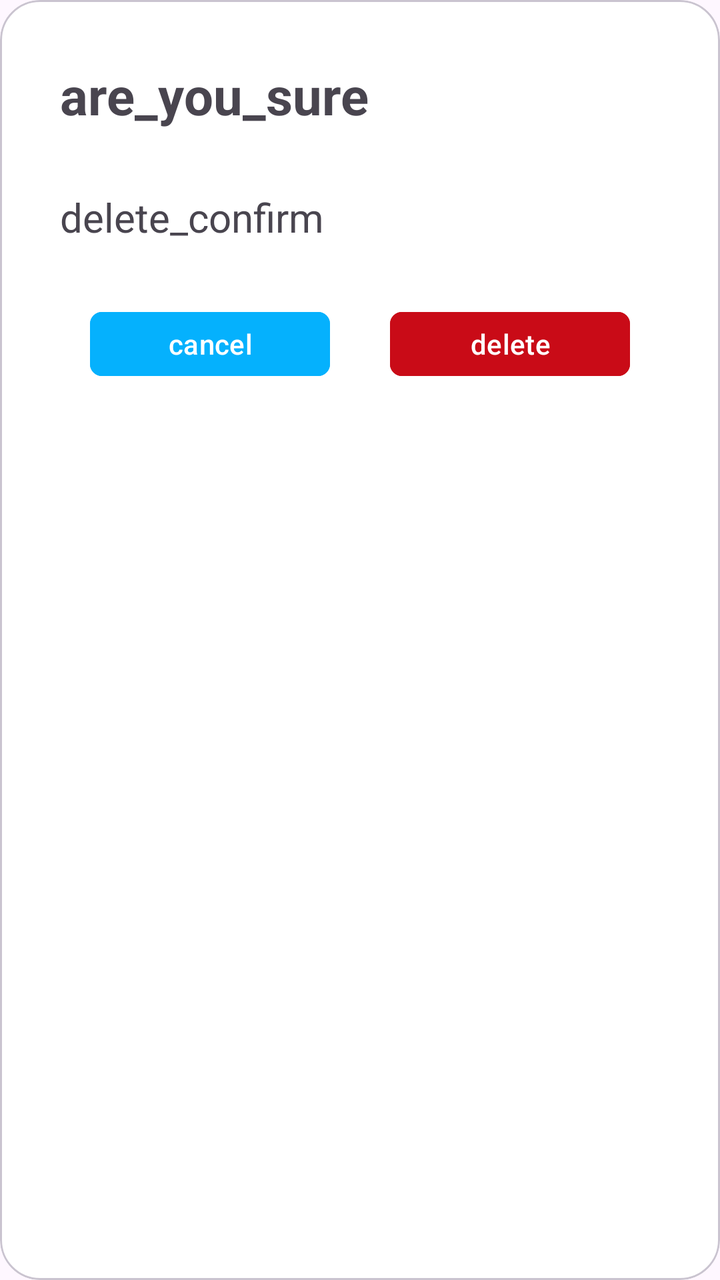
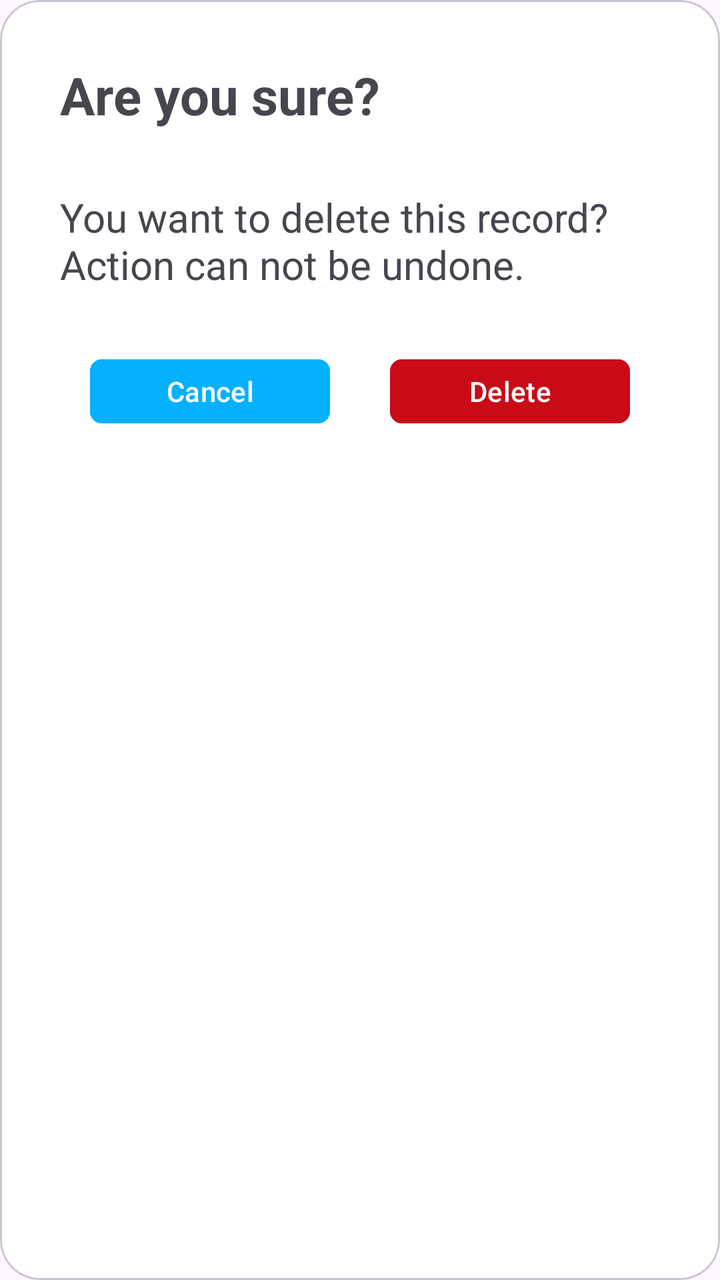

Compare the two renders of this Android layout. The source of the first and the diff that turns it into the second are given below.
<!-- AndroidManifest.xml: application theme Theme.ExpensesRecorder -->
<!-- res/layout/confirmation_dialog.xml -->
<?xml version="1.0" encoding="utf-8"?>
<com.google.android.material.card.MaterialCardView xmlns:android="http://schemas.android.com/apk/res/android"
    xmlns:app="http://schemas.android.com/apk/res-auto"
    android:layout_width="match_parent"
    android:layout_height="wrap_content"
    android:layout_gravity="center"
    android:layout_marginHorizontal="20dp"
    android:clickable="true"
    app:cardBackgroundColor="@color/white"
    app:cardCornerRadius="20dp">

    <LinearLayout
        android:layout_width="match_parent"
        android:layout_height="wrap_content"
        android:gravity="center"
        android:orientation="vertical"
        android:padding="30dp">

        <TextView
            android:layout_width="match_parent"
            android:layout_height="wrap_content"
            android:layout_marginBottom="30dp"
            android:text="are_you_sure"
            android:textSize="26sp"
            android:textStyle="bold" />

        <TextView
            android:id="@+id/tvConfirm"
            android:layout_width="match_parent"
            android:layout_height="wrap_content"
            android:text="delete_confirm"
            android:textSize="20sp" />

        <LinearLayout
            android:layout_width="wrap_content"
            android:layout_height="wrap_content"
            android:layout_marginTop="30dp">

            <com.google.android.material.button.MaterialButton
                android:id="@+id/mbCancel"
                android:layout_width="120dp"
                android:layout_height="40dp"
                android:layout_marginEnd="30dp"
                android:backgroundTint="@color/teal"
                android:text="cancel"
                app:cornerRadius="6dp" />

            <com.google.android.material.button.MaterialButton
                android:id="@+id/mbConfirm"
                android:layout_width="120dp"
                android:layout_height="40dp"
                android:backgroundTint="@color/red"
                android:text="delete"
                app:cornerRadius="6dp" />

        </LinearLayout>
    </LinearLayout>

</com.google.android.material.card.MaterialCardView>
<!-- resources referenced by this layout -->
<resources>
  <color name="red">#C90B17</color>
  <color name="teal">#05B1FD</color>
  <color name="white">#FFFFFFFF</color>
  <style name="Theme.ExpensesRecorder" parent="Base.Theme.ExpensesRecorder" />
  <style name="Base.Theme.ExpensesRecorder" parent="Theme.Material3.DayNight.NoActionBar">
          
          
      </style>
</resources>

<!-- the commit's change to res/layout/confirmation_dialog.xml (unified diff, before → after) -->
@@ -4,54 +4,54 @@
     android:layout_width="match_parent"
     android:layout_height="wrap_content"
     android:layout_gravity="center"
-    android:layout_marginHorizontal="20dp"
+    android:layout_marginHorizontal="@dimen/xxl"
     android:clickable="true"
     app:cardBackgroundColor="@color/white"
-    app:cardCornerRadius="20dp">
+    app:cardCornerRadius="@dimen/xxl">
 
     <LinearLayout
         android:layout_width="match_parent"
         android:layout_height="wrap_content"
         android:gravity="center"
         android:orientation="vertical"
-        android:padding="30dp">
+        android:padding="@dimen/xxxxl">
 
         <TextView
             android:layout_width="match_parent"
             android:layout_height="wrap_content"
-            android:layout_marginBottom="30dp"
-            android:text="are_you_sure"
-            android:textSize="26sp"
+            android:layout_marginBottom="@dimen/xxxxl"
+            android:text="@string/are_you_sure"
+            android:textSize="@dimen/tx_xxxxl"
             android:textStyle="bold" />
 
         <TextView
             android:id="@+id/tvConfirm"
             android:layout_width="match_parent"
             android:layout_height="wrap_content"
-            android:text="delete_confirm"
-            android:textSize="20sp" />
+            android:text="@string/delete_confirm"
+            android:textSize="@dimen/tx_xxl" />
 
         <LinearLayout
             android:layout_width="wrap_content"
             android:layout_height="wrap_content"
-            android:layout_marginTop="30dp">
+            android:layout_marginTop="@dimen/xxxxl">
 
             <com.google.android.material.button.MaterialButton
                 android:id="@+id/mbCancel"
-                android:layout_width="120dp"
-                android:layout_height="40dp"
-                android:layout_marginEnd="30dp"
+                android:layout_width="@dimen/confirmation_dialog_btn_width"
+                android:layout_height="@dimen/confirmation_dialog_btn_height"
+                android:layout_marginEnd="@dimen/xxxxl"
                 android:backgroundTint="@color/teal"
-                android:text="cancel"
-                app:cornerRadius="6dp" />
+                android:text="@string/cancel"
+                app:cornerRadius="@dimen/xxs" />
 
             <com.google.android.material.button.MaterialButton
                 android:id="@+id/mbConfirm"
-                android:layout_width="120dp"
-                android:layout_height="40dp"
+                android:layout_width="@dimen/confirmation_dialog_btn_width"
+                android:layout_height="@dimen/confirmation_dialog_btn_height"
                 android:backgroundTint="@color/red"
-                android:text="delete"
-                app:cornerRadius="6dp" />
+                android:text="@string/delete"
+                app:cornerRadius="@dimen/xxs" />
 
         </LinearLayout>
     </LinearLayout>
<!-- resource entries referenced after the edit -->
@@ -3,6 +3,17 @@
   <color name="red">#C90B17</color>
   <color name="teal">#05B1FD</color>
   <color name="white">#FFFFFFFF</color>
+  <dimen name="confirmation_dialog_btn_height">40dp</dimen>
+  <dimen name="confirmation_dialog_btn_width">120dp</dimen>
+  <dimen name="tx_xxl">20sp</dimen>
+  <dimen name="tx_xxxxl">26sp</dimen>
+  <dimen name="xxl">20dp</dimen>
+  <dimen name="xxs">6dp</dimen>
+  <dimen name="xxxxl">30dp</dimen>
+  <string name="are_you_sure">Are you sure?</string>
+  <string name="cancel">Cancel</string>
+  <string name="delete">Delete</string>
+  <string name="delete_confirm">You want to delete this record? \nAction can not be undone.</string>
   <style name="Theme.ExpensesRecorder" parent="Base.Theme.ExpensesRecorder" />
   <style name="Base.Theme.ExpensesRecorder" parent="Theme.Material3.DayNight.NoActionBar">
           
